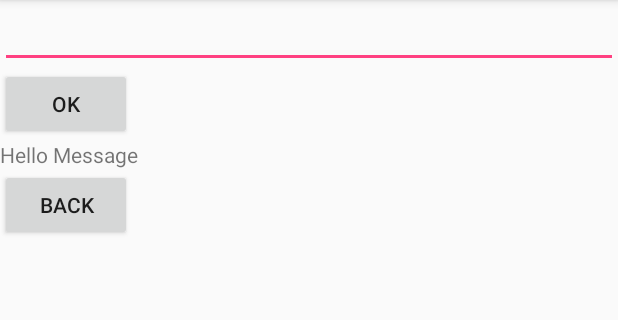
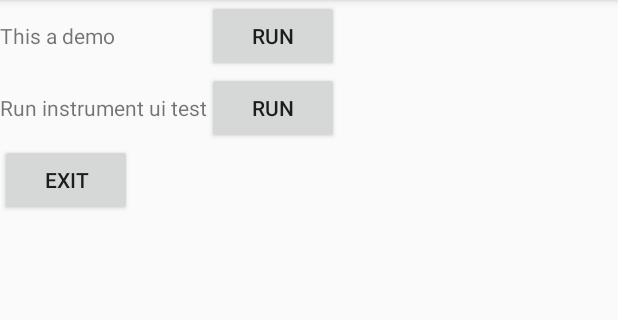
Before and after one commit to Vieira-zj/zj_uiautomator_project, an Android app: the screen it shows after launch (MainActivity before the commit, ActivityMain after it), on a phone screen of 412 x 824 dp, the part 84-404 px from its top. Run offline under Robolectric (Android 15) with nearby library versions, the phone set to English and light mode, and no system bars.

Commit message:
Init android project for UI test runner.

```diff
--- /dev/null
+++ b/app/src/main/java/com/example/zhengjin/funsettingsuitest/Activity/ActivityMain.java
@@ -0,0 +1,55 @@
+package com.example.zhengjin.funsettingsuitest.Activity;
+
+import android.content.Intent;
+import android.os.Bundle;
+import android.support.v7.app.AppCompatActivity;
+import android.view.View;
+import android.widget.Button;
+
+import com.example.zhengjin.funsettingsuitest.R;
+
+public final class ActivityMain extends AppCompatActivity {
+
+    static final int SUCCESS_EXIT = 0;
+
+    private Button mBtnRunDemo;
+    private Button mBtnRunTest;
+    private Button mBtnExit;
+
+    @Override
+    protected void onCreate(Bundle savedInstanceState) {
+
+        super.onCreate(savedInstanceState);
+        setContentView(R.layout.activity_main);
+        this.initViews();
+
+        if (mBtnRunDemo != null) {
+            mBtnRunDemo.setOnClickListener(new View.OnClickListener() {
+                @Override
+                public void onClick(View view) {
+                    Intent intent = new Intent(ActivityMain.this, ActivityDemo.class);
+                    ActivityMain.this.startActivity(intent);
+                }
+            });
+        }
+
+        if (mBtnExit != null) {
+            mBtnExit.setOnClickListener(new View.OnClickListener() {
+                @Override
+                public void onClick(View view) {
+                    finish();
+                    System.exit(SUCCESS_EXIT);
+                }
+            });
+        }
+
+    }
+
+    private void initViews() {
+
+        mBtnRunDemo = (Button) this.findViewById(R.id.btnRunDemo);
+        mBtnRunTest = (Button) this.findViewById(R.id.btnRunTest);
+        mBtnExit = (Button) this.findViewById(R.id.btnExit);
+    }
+
+}
--- a/app/src/main/java/com/example/zhengjin/funsettingsuitest/MainActivity.java
+++ /dev/null
@@ -1,58 +0,0 @@
-package com.example.zhengjin.funsettingsuitest;
-
-import android.os.Bundle;
-import android.support.v7.app.AppCompatActivity;
-import android.view.View;
-import android.widget.Button;
-import android.widget.EditText;
-import android.widget.TextView;
-
-public final class MainActivity extends AppCompatActivity {
-
-    static final int SUCCESS_EXIT = 0;
-
-    @Override
-    protected void onCreate(Bundle savedInstanceState) {
-
-        super.onCreate(savedInstanceState);
-        setContentView(R.layout.activity_main);
-
-        final EditText edit = (EditText) this.findViewById(R.id.edit1);
-        final Button btOk = (Button) this.findViewById(R.id.buttonOK);
-        final Button btBack = (Button) this.findViewById(R.id.buttonBack);
-        final TextView text = (TextView) this.findViewById(R.id.text1);
-
-        if (btOk != null) {
-            btOk.setOnClickListener(new View.OnClickListener() {
-                @Override
-                public void onClick(View view) {
-                    if (edit != null && text != null) {
-                        String tmp = edit.getText().toString();
-                        text.setText(BuildHelloMessage(tmp));
-                    }
-                }
-            });
-        }
-
-        if (btBack != null) {
-            btBack.setOnClickListener(new View.OnClickListener() {
-                @Override
-                public void onClick(View view) {
-                    finish();
-                    System.exit(SUCCESS_EXIT);
-                }
-            });
-        }
-
-    }
-
-    public String BuildHelloMessage (String msg) {
-
-        final String helloMsg = "Pls enter your name in edit text.";
-        if ("".equals(msg) || msg == null) {
-            return helloMsg;
-        }
-
-        return String.format("Hello, %s", msg);
-    }
-}
--- a/app/src/main/res/layout/activity_main.xml
+++ b/app/src/main/res/layout/activity_main.xml
@@ -1,29 +1,56 @@
 <?xml version="1.0" encoding="utf-8"?>
 <LinearLayout xmlns:android="http://schemas.android.com/apk/res/android"
-    android:orientation="vertical"
     android:layout_width="match_parent"
-    android:layout_height="match_parent" >
+    android:layout_height="match_parent"
+    android:orientation="vertical">
 
-    <EditText
-        android:id="@+id/edit1"
+    <TableLayout
+        android:id="@+id/mainTable"
         android:layout_width="match_parent"
-        android:layout_height="wrap_content" />
+        android:layout_height="wrap_content"
+        android:layout_gravity="start">
+
+        <TableRow
+            android:id="@+id/tableRow1"
+            android:layout_width="wrap_content"
+            android:layout_height="wrap_content">
+
+            <TextView
+                android:id="@+id/demoText"
+                android:layout_width="wrap_content"
+                android:layout_height="wrap_content"
+                android:text="@string/demo_text" />
 
             <Button
-        android:id="@+id/buttonOK"
+                android:id="@+id/btnRunDemo"
                 android:layout_width="wrap_content"
                 android:layout_height="wrap_content"
-        android:text="@string/BtnOk" />
+                android:text="@string/run_btn_text" />
+        </TableRow>
+
+        <TableRow
+            android:id="@+id/tableRow2"
+            android:layout_width="wrap_content"
+            android:layout_height="wrap_content">
 
             <TextView
-        android:id="@+id/text1"
+                android:id="@+id/runTestText"
                 android:layout_width="wrap_content"
                 android:layout_height="wrap_content"
-        android:text="@string/HelloWorld" />
+                android:text="@string/run_test_text" />
 
             <Button
-        android:id="@+id/buttonBack"
+                android:id="@+id/btnRunTest"
                 android:layout_width="wrap_content"
                 android:layout_height="wrap_content"
-        android:text="@string/BtnBack" />
+                android:text="@string/run_btn_text" />
+        </TableRow>
+    </TableLayout>
+
+    <Button
+        android:id="@+id/btnExit"
+        android:layout_width="wrap_content"
+        android:layout_height="wrap_content"
+        android:text="@string/btn_exit" />
+
 </LinearLayout>
--- /dev/null
+++ b/app/src/main/res/values-v21/styles.xml
@@ -0,0 +1,9 @@
+<resources>
+
+    <style name="AppTheme.NoActionBar">
+        <item name="windowActionBar">false</item>
+        <item name="windowNoTitle">true</item>
+        <item name="android:windowDrawsSystemBarBackgrounds">true</item>
+        <item name="android:statusBarColor">@android:color/transparent</item>
+    </style>
+</resources>
--- a/app/src/main/res/values/dimens.xml
+++ b/app/src/main/res/values/dimens.xml
@@ -2,4 +2,5 @@
     <!-- Default screen margins, per the Android Design guidelines. -->
     <dimen name="activity_horizontal_margin">16dp</dimen>
     <dimen name="activity_vertical_margin">16dp</dimen>
+    <dimen name="fab_margin">16dp</dimen>
 </resources>
--- a/app/src/main/res/values/strings.xml
+++ b/app/src/main/res/values/strings.xml
@@ -1,6 +1,16 @@
 <resources>
     <string name="app_name">FunSettingsUITest</string>
-    <string name="BtnOk">OK</string>
-    <string name="BtnBack">Back</string>
-    <string name="HelloWorld">Hello Message</string>
+    <string name="app_label">FunUITest</string>
+
+    <!-- main activity -->
+    <string name="demo_text">This a demo</string>
+    <string name="run_test_text">Run instrument ui test</string>
+    <string name="run_btn_text">Run</string>
+    <string name="btn_exit">Exit</string>
+
+    <!-- demo activity -->
+    <string name="title_activity_activity_demo">Demo Activity</string>
+    <string name="btn_ok">OK</string>
+    <string name="hello_world">Hello Message</string>
+    <string name="title_activity_activity_run_ui_test">ActivityRunUiTest</string>
 </resources>
--- a/app/src/main/res/values/styles.xml
+++ b/app/src/main/res/values/styles.xml
@@ -8,4 +8,13 @@
         <item name="colorAccent">@color/colorAccent</item>
     </style>
 
+    <style name="AppTheme.NoActionBar">
+        <item name="windowActionBar">false</item>
+        <item name="windowNoTitle">true</item>
+    </style>
+
+    <style name="AppTheme.AppBarOverlay" parent="ThemeOverlay.AppCompat.Dark.ActionBar" />
+
+    <style name="AppTheme.PopupOverlay" parent="ThemeOverlay.AppCompat.Light" />
+
 </resources>
--- a/build.gradle
+++ b/build.gradle
@@ -5,7 +5,7 @@ buildscript {
         jcenter()
     }
     dependencies {
-        classpath 'com.android.tools.build:gradle:2.1.2'
+        classpath 'com.android.tools.build:gradle:2.1.3'
 
         // NOTE: Do not place your application dependencies here; they belong
         // in the individual module build.gradle files
```
Also changed, not shown: app/build.gradle (+7 -7 lines), app/src/main/AndroidManifest.xml (+15 -3 lines), app/src/main/java/com/example/zhengjin/funsettingsuitest/Activity/ActivityDemo.java (added, +54 -0 lines), app/src/main/java/com/example/zhengjin/funsettingsuitest/Activity/ActivityRunUiTest.java (added, +31 -0 lines), app/src/main/java/com/example/zhengjin/funsettingsuitest/Service/ServiceUiTestRunner.java (added, +91 -0 lines), app/src/main/res/layout/activity_demo.xml (added, +25 -0 lines), app/src/main/res/layout/activity_run_ui_test.xml (added, +34 -0 lines), app/src/main/res/layout/content_activity_run_ui_test.xml (added, +15 -0 lines), gradle/wrapper/gradle-wrapper.properties, 2 other files. Lines whose indentation alone changed are shown as unchanged.
